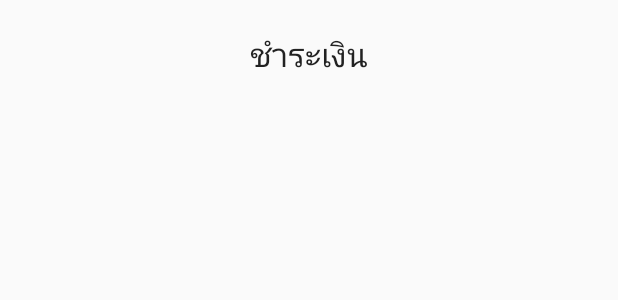
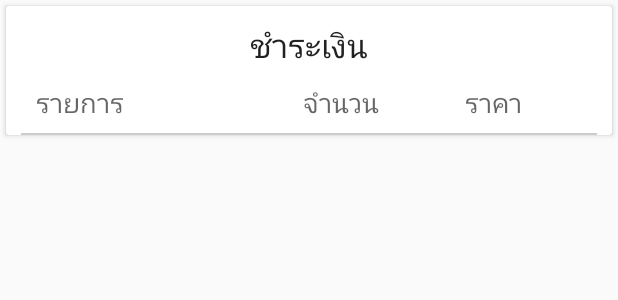
Before and after one commit to tanapon395/COMPUTERPROJECT1, an Android app: the layout bill.xml on its own in the app's theme, with its tools: preview values and no code run, on a phone screen of 412 x 824 dp. Shown: the top 300 px of the screen. Run offline under Robolectric (Android 15) with nearby library versions, the phone set to English and light mode, and no system bars.

Commit message:
demo list BillFragment

```diff
--- a/app/src/main/java/com/example/tanapon/computerproject1/ProductFragment.java
+++ b/app/src/main/java/com/example/tanapon/computerproject1/ProductFragment.java
@@ -68,7 +68,7 @@ public class ProductFragment extends Fragment {
         mRoot.addValueEventListener(new ValueEventListener() {
             @Override
             public void onDataChange(DataSnapshot dataSnapshot) {
-//                myArrList.clear();
+                myArrList.clear();
                 for (DataSnapshot data : dataSnapshot.getChildren()) {
                     allItems.add(new ItemObject_Product(data.child("name_menu").getValue().toString(), "ราคา " + data.child("price").getValue().toString() + " บาท"));
                     myArrList.add(data.getKey());
--- a/app/src/main/java/com/example/tanapon/computerproject1/listviewAdapterBill.java
+++ b/app/src/main/java/com/example/tanapon/computerproject1/listviewAdapterBill.java
@@ -64,7 +64,6 @@ public class listviewAdapterBill extends BaseAdapter {
         // TODO Auto-generated method stub
         ViewHolder holder;
         LayoutInflater inflater = activity.getLayoutInflater();
-
         if (convertView == null) {
             convertView = inflater.inflate(R.layout.rows_bill, null);
             holder = new ViewHolder();
--- a/app/src/main/res/layout/bill.xml
+++ b/app/src/main/res/layout/bill.xml
@@ -1,25 +1,87 @@
 <?xml version="1.0" encoding="utf-8"?>
-<RelativeLayout xmlns:android="http://schemas.android.com/apk/res/android"
+<ScrollView xmlns:android="http://schemas.android.com/apk/res/android"
     android:layout_width="match_parent"
     android:layout_height="match_parent">
+
+
+    <android.support.v7.widget.CardView xmlns:card_view="http://schemas.android.com/apk/res-auto"
+        android:layout_width="match_parent"
+        android:layout_height="match_parent"
+        android:layout_margin="4dp"
+        android:elevation="2dp"
+        card_view:cardBackgroundColor="@color/white">
+
+        <LinearLayout
+            android:layout_width="match_parent"
+            android:layout_height="match_parent"
+            android:orientation="vertical">
 
             <TextView
                 android:id="@+id/textView2"
                 android:layout_width="wrap_content"
                 android:layout_height="wrap_content"
-        android:layout_alignParentTop="true"
-        android:layout_centerHorizontal="true"
-        android:layout_marginTop="20dp"
+                android:layout_gravity="center"
+                android:layout_marginTop="10dp"
                 android:text="ชำระเงิน"
                 android:textAppearance="?android:attr/textAppearanceLarge" />
 
-    <ListView
-        android:id="@+id/bill_list"
+            <LinearLayout
                 android:layout_width="match_parent"
                 android:layout_height="wrap_content"
-        android:layout_below="@+id/textView2"
-        android:layout_marginTop="20dp">
+                android:layout_marginLeft="20dp"
+                android:layout_marginRight="20dp"
+                android:layout_marginTop="10dp"
+                android:orientation="horizontal"
+                android:textAppearance="?android:textAppearanceMedium">
 
-    </ListView>
+                <TextView
+                    android:id="@+id/txtTitle_Bill"
+                    android:layout_width="150dp"
+                    android:layout_height="wrap_content"
+                    android:layout_weight="1"
+                    android:text="รายการ"
+                    android:textAppearance="?android:textAppearanceMedium" />
+
+                <TextView
+                    android:id="@+id/txtDescription_Bill"
+                    android:layout_width="80dp"
+                    android:layout_height="wrap_content"
+                    android:layout_weight="1"
+                    android:text="จำนวน"
+                    android:textAppearance="?android:textAppearanceMedium" />
+
+
+                <TextView
+                    android:id="@+id/txtOptionDigit_Bill"
+                    android:layout_width="50dp"
+                    android:layout_height="wrap_content"
+                    android:layout_alignParentRight="true"
+                    android:layout_alignParentTop="true"
+                    android:layout_weight="1"
+                    android:text="ราคา"
+                    android:textAppearance="?android:textAppearanceMedium" />
+            </LinearLayout>
+
+
+            <View
+                android:layout_width="match_parent"
+                android:layout_height="1dp"
+                android:layout_marginLeft="10dp"
+                android:layout_marginRight="10dp"
+                android:layout_marginTop="8dp"
+                android:background="@color/iron" />
+
+            <RelativeLayout
+                android:layout_width="match_parent"
+                android:layout_height="match_parent">
+
+                <android.support.v7.widget.RecyclerView
+                    android:id="@+id/recyclerView_bill"
+                    android:layout_width="match_parent"
+                    android:layout_height="match_parent"></android.support.v7.widget.RecyclerView>
 
             </RelativeLayout>
+        </LinearLayout>
+    </android.support.v7.widget.CardView>
+
+</ScrollView>
--- a/app/src/main/res/layout/product.xml
+++ b/app/src/main/res/layout/product.xml
@@ -19,7 +19,7 @@
                 android:id="@+id/recyclerView_product"
                 android:layout_width="match_parent"
                 android:layout_height="match_parent"
-                android:layout_below="@+id/textView2"></android.support.v7.widget.RecyclerView>
+                ></android.support.v7.widget.RecyclerView>
 
         </RelativeLayout>
     </android.support.v7.widget.CardView>
```
Also changed, not shown: app/src/main/java/com/example/tanapon/computerproject1/BillFragment.java (+44 -69 lines), app/src/main/java/com/example/tanapon/computerproject1/Bill_ItemObject.java (added, +42 -0 lines), app/src/main/java/com/example/tanapon/computerproject1/Bill_RecyclerViewAdapter.java (added, +45 -0 lines), app/src/main/java/com/example/tanapon/computerproject1/Bill_RecyclerViewHolders.java (added, +35 -0 lines), app/src/main/java/com/example/tanapon/computerproject1/RecyclerAdapterHome.java (+8 -8 lines), app/src/main/res/layout/card_layout_home.xml (+4 -3 lines), app/src/main/res/layout/recycler_item_bill.xml (added, +59 -0 lines), app/src/main/res/layout/rows_bill.xml (+7 -5 lines), app/src/main/res/drawable-v21/home1.jpg (added), app/src/main/res/drawable-v21/home2.jpg (added), app/src/main/res/drawable-v21/home3.jpg (added), app/src/main/res/drawable/slide1.png, app/src/main/res/drawable/slide2.png, app/src/main/res/drawable/slide3.png. Lines whose indentation alone changed are shown as unchanged.
